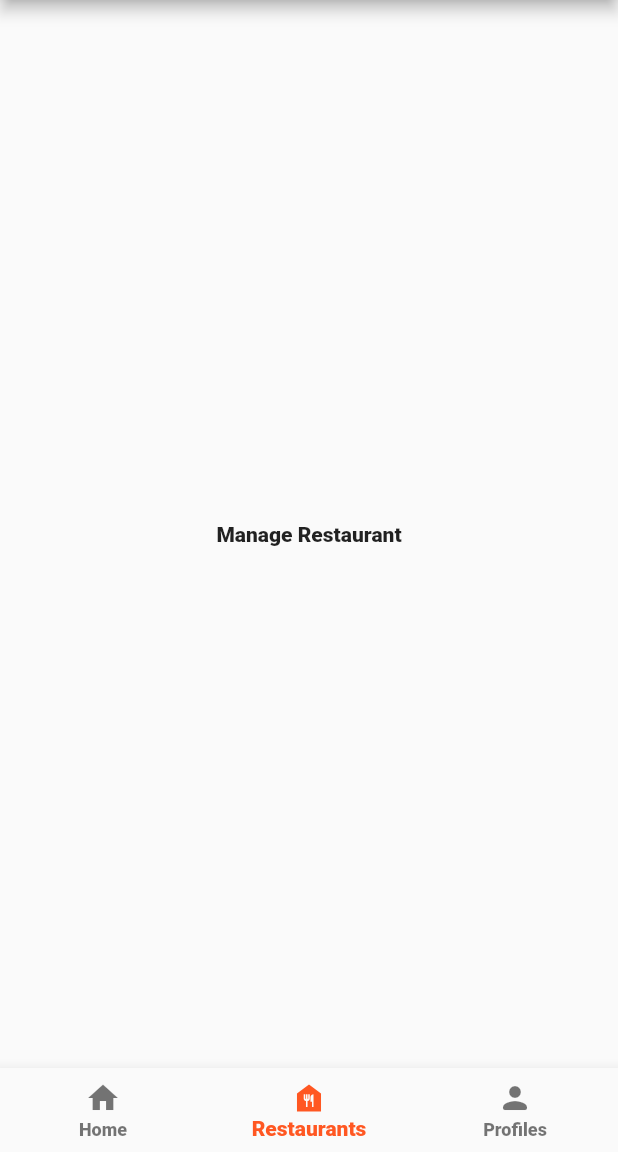
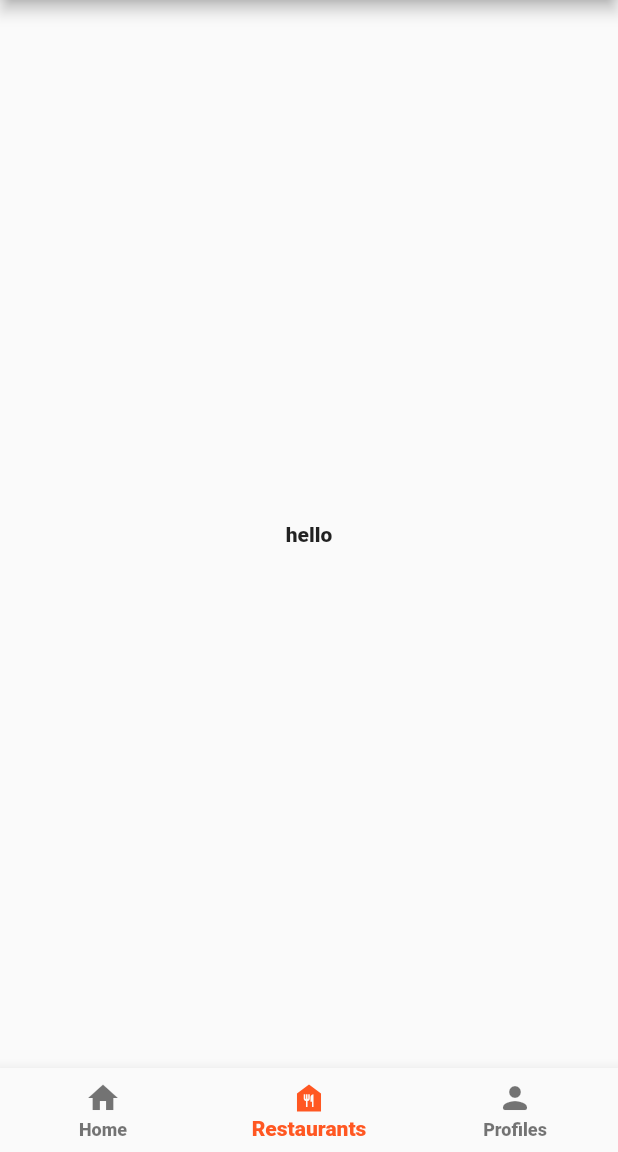
Before and after one commit to Solidwhack/admin_ui, a Flutter app: the screen it shows after launch, item 2 of the bottom bar chosen, on a phone screen of 412 x 824 dp, the part 84-1236 px from its top. Run offline on Flutter 3.47's test engine with Material 2 defaults, Android fonts, the phone set to English and light mode, and no system bars; our stand-ins replace google_fonts.

Commit message:
hello world

```diff
--- /dev/null
+++ b/lib/Restaurants.dart
@@ -0,0 +1,24 @@
+import 'package:flutter/material.dart';
+import 'package:google_fonts/google_fonts.dart';
+import 'package:admin_ui/navbar.dart';
+
+
+class Restaurants extends StatefulWidget {
+  @override
+  _RestaurantsState createState() => _RestaurantsState();
+}
+
+class _RestaurantsState extends State<Restaurants> {
+  @override
+  Widget build(BuildContext context) {
+    return new Scaffold(
+
+
+
+        body: new Center(
+        child: new Text("hello"),
+    )
+    );
+  }
+
+}
--- a/lib/homescreen.dart
+++ b/lib/homescreen.dart
@@ -86,6 +86,7 @@ class _HomeState extends State<Home> {
                     )
                   ],
                 ),
+
               ),
           ]
         ),
--- a/lib/navbar.dart
+++ b/lib/navbar.dart
@@ -1,5 +1,7 @@
 import 'package:admin_ui/homescreen.dart';
 import 'package:flutter/material.dart';
+import 'package:admin_ui/Restaurants.dart';
+import 'package:admin_ui/Restaurants.dart';
 
 class Nav extends StatefulWidget {
   @override
@@ -10,7 +12,7 @@ class _NavState extends State<Nav> {
   int _selectedIndex = 0;
   List<Widget> _widgetop = <Widget>[
     Home(),
-    Text('Manage Restaurant'),
+    Restaurants(),
     Text("Profiles")
   ];
   void _onitemtap(int index){
@@ -18,6 +20,7 @@ class _NavState extends State<Nav> {
       _selectedIndex = index;
     });
   }
+
   @override
   Widget build(BuildContext context) {
     return Scaffold(
@@ -52,6 +55,7 @@ class _NavState extends State<Nav> {
         child: _widgetop.elementAt(_selectedIndex),
       ),
       bottomNavigationBar: BottomNavigationBar(
+
         items: [
           new BottomNavigationBarItem(
             icon: Icon(Icons.home),
```
